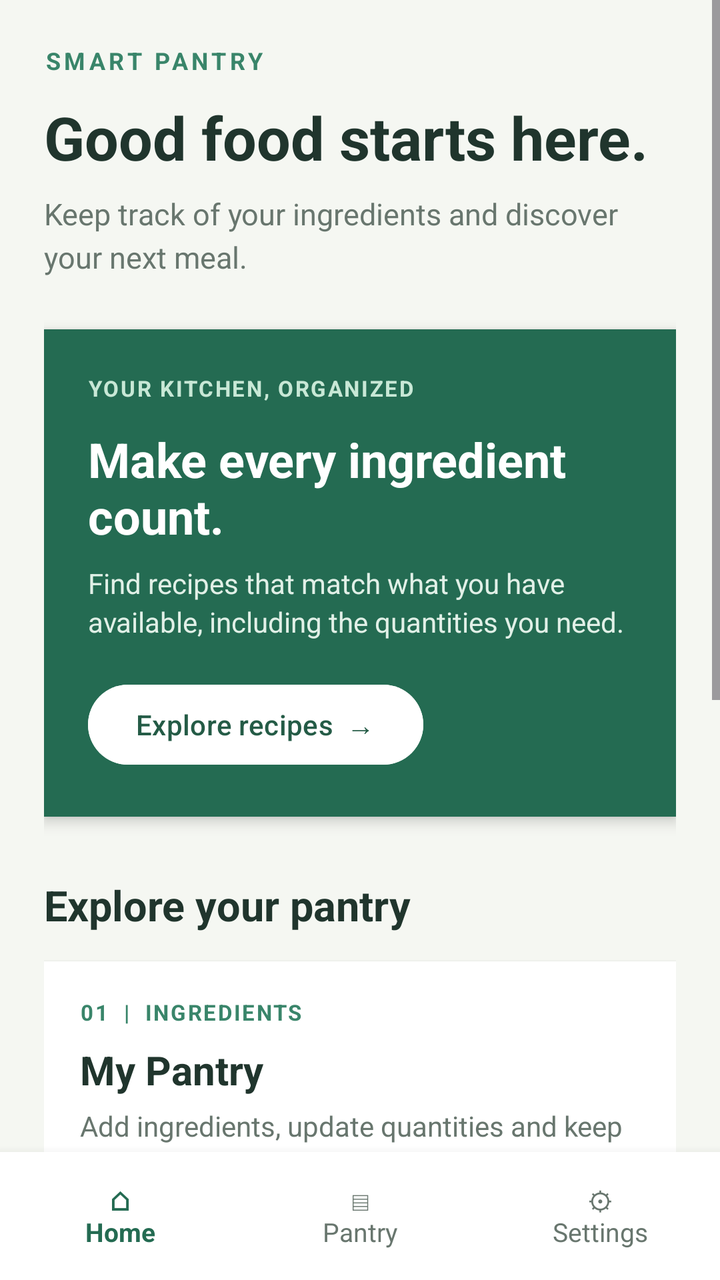
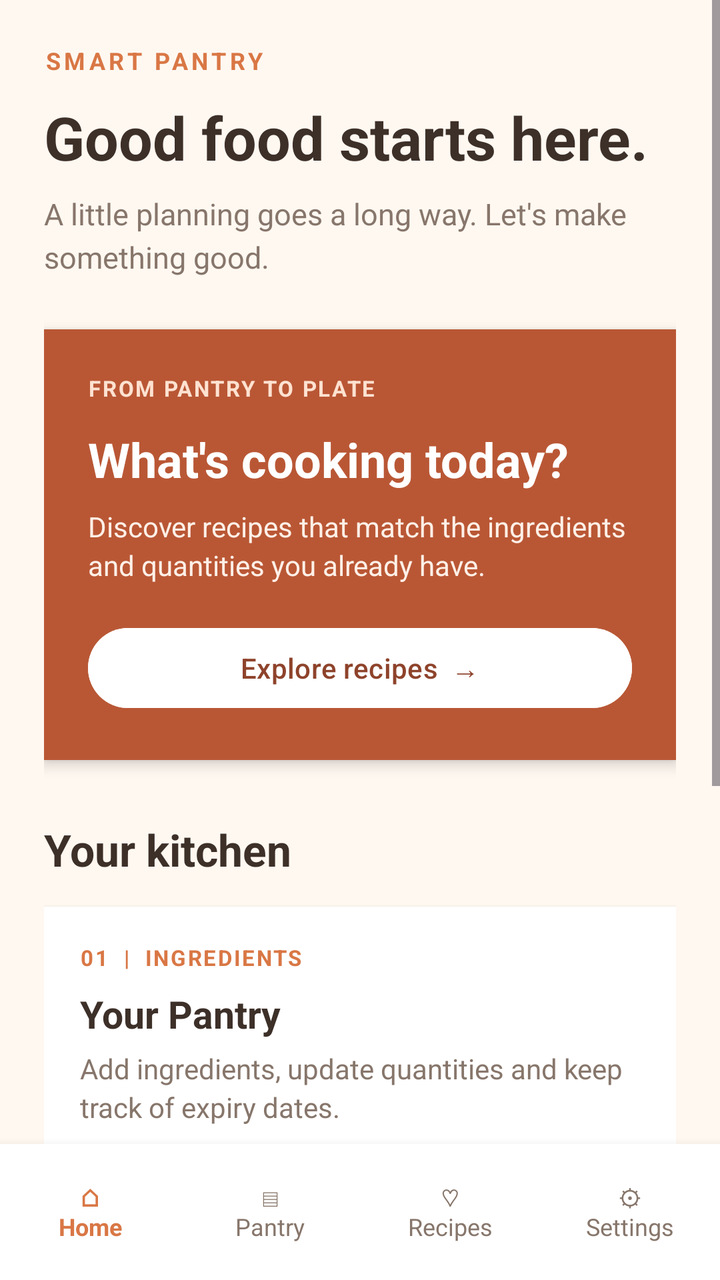

Before-and-after screenshots of an Android layout around one commit, followed by the original layout XML and the change that was made.
<!-- AndroidManifest.xml: application theme Theme.SmartPantryManager -->
<!-- res/layout/activity_main.xml -->
<?xml version="1.0" encoding="utf-8"?>
<LinearLayout
    xmlns:android="http://schemas.android.com/apk/res/android"
    android:layout_width="match_parent"
    android:layout_height="match_parent"
    android:orientation="vertical"
    android:background="#F5F7F2">

    <ScrollView
        android:layout_width="match_parent"
        android:layout_height="0dp"
        android:layout_weight="1"
        android:fillViewport="true">

        <LinearLayout
            android:layout_width="match_parent"
            android:layout_height="wrap_content"
            android:orientation="vertical"
            android:padding="22dp">

            

            <TextView
                android:layout_width="wrap_content"
                android:layout_height="wrap_content"
                android:text="SMART PANTRY"
                android:textColor="#39856A"
                android:textSize="12sp"
                android:textStyle="bold"
                android:letterSpacing="0.15" />

            <TextView
                android:layout_width="match_parent"
                android:layout_height="wrap_content"
                android:text="Good food starts here."
                android:textColor="#20352D"
                android:textSize="30sp"
                android:textStyle="bold"
                android:layout_marginTop="10dp" />

            <TextView
                android:layout_width="match_parent"
                android:layout_height="wrap_content"
                android:text="Keep track of your ingredients and discover your next meal."
                android:textColor="#68766E"
                android:textSize="15sp"
                android:lineSpacingExtra="4dp"
                android:layout_marginTop="8dp" />

            

            <LinearLayout
                android:layout_width="match_parent"
                android:layout_height="wrap_content"
                android:orientation="vertical"
                android:background="#246B52"
                android:padding="22dp"
                android:layout_marginTop="26dp"
                android:elevation="4dp">

                <TextView
                    android:layout_width="wrap_content"
                    android:layout_height="wrap_content"
                    android:text="YOUR KITCHEN, ORGANIZED"
                    android:textColor="#C8E8D6"
                    android:textSize="11sp"
                    android:textStyle="bold"
                    android:letterSpacing="0.08" />

                <TextView
                    android:layout_width="match_parent"
                    android:layout_height="wrap_content"
                    android:text="Make every ingredient count."
                    android:textColor="#FFFFFF"
                    android:textSize="24sp"
                    android:textStyle="bold"
                    android:layout_marginTop="12dp" />

                <TextView
                    android:layout_width="match_parent"
                    android:layout_height="wrap_content"
                    android:text="Find recipes that match what you have available, including the quantities you need."
                    android:textColor="#E1F0E7"
                    android:textSize="14sp"
                    android:lineSpacingExtra="3dp"
                    android:layout_marginTop="8dp" />

                <Button
                    android:id="@+id/btnRecipes"
                    android:layout_width="wrap_content"
                    android:layout_height="wrap_content"
                    android:text="Explore recipes  →"
                    android:textColor="#245B46"
                    android:backgroundTint="#FFFFFF"
                    android:layout_marginTop="18dp" />

            </LinearLayout>

            

            <TextView
                android:layout_width="match_parent"
                android:layout_height="wrap_content"
                android:text="Explore your pantry"
                android:textColor="#20352D"
                android:textSize="21sp"
                android:textStyle="bold"
                android:layout_marginTop="30dp"
                android:layout_marginBottom="14dp" />

            

            <LinearLayout
                android:layout_width="match_parent"
                android:layout_height="wrap_content"
                android:orientation="vertical"
                android:background="#FFFFFF"
                android:padding="18dp"
                android:elevation="2dp">

                <TextView
                    android:layout_width="wrap_content"
                    android:layout_height="wrap_content"
                    android:text="01  |  INGREDIENTS"
                    android:textColor="#39856A"
                    android:textSize="11sp"
                    android:textStyle="bold"
                    android:letterSpacing="0.08" />

                <TextView
                    android:layout_width="match_parent"
                    android:layout_height="wrap_content"
                    android:text="My Pantry"
                    android:textColor="#20352D"
                    android:textSize="20sp"
                    android:textStyle="bold"
                    android:layout_marginTop="8dp" />

                <TextView
                    android:layout_width="match_parent"
                    android:layout_height="wrap_content"
                    android:text="Add ingredients, update quantities and keep track of expiry dates."
                    android:textColor="#68766E"
                    android:textSize="14sp"
                    android:lineSpacingExtra="3dp"
                    android:layout_marginTop="5dp" />

                <Button
                    android:id="@+id/btnPantry"
                    android:layout_width="match_parent"
                    android:layout_height="wrap_content"
                    android:text="Manage ingredients"
                    android:layout_marginTop="12dp" />

            </LinearLayout>

            

            <LinearLayout
                android:layout_width="match_parent"
                android:layout_height="wrap_content"
                android:orientation="vertical"
                android:background="#FFFFFF"
                android:padding="18dp"
                android:elevation="2dp"
                android:layout_marginTop="14dp">

                <TextView
                    android:layout_width="wrap_content"
                    android:layout_height="wrap_content"
                    android:text="02  |  PREFERENCES"
                    android:textColor="#39856A"
                    android:textSize="11sp"
                    android:textStyle="bold"
                    android:letterSpacing="0.08" />

                <TextView
                    android:layout_width="match_parent"
                    android:layout_height="wrap_content"
                    android:text="Settings"
                    android:textColor="#20352D"
                    android:textSize="20sp"
                    android:textStyle="bold"
                    android:layout_marginTop="8dp" />

                <TextView
                    android:layout_width="match_parent"
                    android:layout_height="wrap_content"
                    android:text="Personalize your experience and manage app preferences."
                    android:textColor="#68766E"
                    android:textSize="14sp"
                    android:lineSpacingExtra="3dp"
                    android:layout_marginTop="5dp" />

                <Button
                    android:id="@+id/btnSettings"
                    android:layout_width="match_parent"
                    android:layout_height="wrap_content"
                    android:text="Open settings"
                    android:layout_marginTop="12dp" />

            </LinearLayout>

            

            <TextView
                android:layout_width="match_parent"
                android:layout_height="wrap_content"
                android:text="PLAN SMARTER  •  COOK BETTER  •  WASTE LESS"
                android:textColor="#849188"
                android:textSize="10sp"
                android:textStyle="bold"
                android:gravity="center"
                android:letterSpacing="0.06"
                android:layout_marginTop="28dp"
                android:layout_marginBottom="12dp" />

        </LinearLayout>

    </ScrollView>

    

    <LinearLayout
        android:layout_width="match_parent"
        android:layout_height="64dp"
        android:orientation="horizontal"
        android:gravity="center"
        android:background="#FFFFFF"
        android:elevation="8dp">

        <TextView
            android:layout_width="0dp"
            android:layout_height="match_parent"
            android:layout_weight="1"
            android:gravity="center"
            android:text="⌂\nHome"
            android:textColor="#246B52"
            android:textSize="13sp"
            android:textStyle="bold" />

        <TextView
            android:layout_width="0dp"
            android:layout_height="match_parent"
            android:layout_weight="1"
            android:gravity="center"
            android:text="▤\nPantry"
            android:textColor="#68766E"
            android:textSize="13sp"
            android:clickable="true"
            android:focusable="true"
            android:onClick="openPantry" />

        <TextView
            android:layout_width="0dp"
            android:layout_height="match_parent"
            android:layout_weight="1"
            android:gravity="center"
            android:text="⚙\nSettings"
            android:textColor="#68766E"
            android:textSize="13sp"
            android:clickable="true"
            android:focusable="true"
            android:onClick="openSettings" />

    </LinearLayout>

</LinearLayout>
<!-- resources referenced by this layout -->
<resources>
  <style name="Theme.SmartPantryManager" parent="Base.Theme.SmartPantryManager" />
  <style name="Base.Theme.SmartPantryManager" parent="Theme.Material3.DayNight.NoActionBar">
          
          
      </style>
</resources>

<!-- the commit's change to res/layout/activity_main.xml (unified diff, before → after) -->
@@ -4,7 +4,7 @@
     android:layout_width="match_parent"
     android:layout_height="match_parent"
     android:orientation="vertical"
-    android:background="#F5F7F2">
+    android:background="#FFF8F1">
 
     <ScrollView
         android:layout_width="match_parent"
@@ -24,7 +24,7 @@
                 android:layout_width="wrap_content"
                 android:layout_height="wrap_content"
                 android:text="SMART PANTRY"
-                android:textColor="#39856A"
+                android:textColor="#D97745"
                 android:textSize="12sp"
                 android:textStyle="bold"
                 android:letterSpacing="0.15" />
@@ -33,7 +33,7 @@
                 android:layout_width="match_parent"
                 android:layout_height="wrap_content"
                 android:text="Good food starts here."
-                android:textColor="#20352D"
+                android:textColor="#3D3029"
                 android:textSize="30sp"
                 android:textStyle="bold"
                 android:layout_marginTop="10dp" />
@@ -41,8 +41,8 @@
             <TextView
                 android:layout_width="match_parent"
                 android:layout_height="wrap_content"
-                android:text="Keep track of your ingredients and discover your next meal."
-                android:textColor="#68766E"
+                android:text="A little planning goes a long way. Let's make something good."
+                android:textColor="#87766B"
                 android:textSize="15sp"
                 android:lineSpacingExtra="4dp"
                 android:layout_marginTop="8dp" />
@@ -53,7 +53,7 @@
                 android:layout_width="match_parent"
                 android:layout_height="wrap_content"
                 android:orientation="vertical"
-                android:background="#246B52"
+                android:background="#B95735"
                 android:padding="22dp"
                 android:layout_marginTop="26dp"
                 android:elevation="4dp">
@@ -61,8 +61,8 @@
                 <TextView
                     android:layout_width="wrap_content"
                     android:layout_height="wrap_content"
-                    android:text="YOUR KITCHEN, ORGANIZED"
-                    android:textColor="#C8E8D6"
+                    android:text="FROM PANTRY TO PLATE"
+                    android:textColor="#FFE2D1"
                     android:textSize="11sp"
                     android:textStyle="bold"
                     android:letterSpacing="0.08" />
@@ -70,7 +70,7 @@
                 <TextView
                     android:layout_width="match_parent"
                     android:layout_height="wrap_content"
-                    android:text="Make every ingredient count."
+                    android:text="What's cooking today?"
                     android:textColor="#FFFFFF"
                     android:textSize="24sp"
                     android:textStyle="bold"
@@ -79,18 +79,19 @@
                 <TextView
                     android:layout_width="match_parent"
                     android:layout_height="wrap_content"
-                    android:text="Find recipes that match what you have available, including the quantities you need."
-                    android:textColor="#E1F0E7"
+                    android:text="Discover recipes that match the ingredients and quantities you already have."
+                    android:textColor="#FFF0E7"
                     android:textSize="14sp"
                     android:lineSpacingExtra="3dp"
                     android:layout_marginTop="8dp" />
 
                 <Button
                     android:id="@+id/btnRecipes"
-                    android:layout_width="wrap_content"
+                    android:layout_width="match_parent"
                     android:layout_height="wrap_content"
                     android:text="Explore recipes  →"
-                    android:textColor="#245B46"
+                    android:textAllCaps="false"
+                    android:textColor="#8E432B"
                     android:backgroundTint="#FFFFFF"
                     android:layout_marginTop="18dp" />
 
@@ -101,9 +102,9 @@
             <TextView
                 android:layout_width="match_parent"
                 android:layout_height="wrap_content"
-                android:text="Explore your pantry"
-                android:textColor="#20352D"
-                android:textSize="21sp"
+                android:text="Your kitchen"
+                android:textColor="#3D3029"
+                android:textSize="22sp"
                 android:textStyle="bold"
                 android:layout_marginTop="30dp"
                 android:layout_marginBottom="14dp" />
@@ -122,7 +123,7 @@
                     android:layout_width="wrap_content"
                     android:layout_height="wrap_content"
                     android:text="01  |  INGREDIENTS"
-                    android:textColor="#39856A"
+                    android:textColor="#D97745"
                     android:textSize="11sp"
                     android:textStyle="bold"
                     android:letterSpacing="0.08" />
@@ -130,9 +131,9 @@
                 <TextView
                     android:layout_width="match_parent"
                     android:layout_height="wrap_content"
-                    android:text="My Pantry"
-                    android:textColor="#20352D"
-                    android:textSize="20sp"
+                    android:text="Your Pantry"
+                    android:textColor="#3D3029"
+                    android:textSize="19sp"
                     android:textStyle="bold"
                     android:layout_marginTop="8dp" />
 
@@ -140,7 +141,7 @@
                     android:layout_width="match_parent"
                     android:layout_height="wrap_content"
                     android:text="Add ingredients, update quantities and keep track of expiry dates."
-                    android:textColor="#68766E"
+                    android:textColor="#87766B"
                     android:textSize="14sp"
                     android:lineSpacingExtra="3dp"
                     android:layout_marginTop="5dp" />
@@ -150,6 +151,9 @@
                     android:layout_width="match_parent"
                     android:layout_height="wrap_content"
                     android:text="Manage ingredients"
+                    android:textAllCaps="false"
+                    android:textColor="#FFFFFF"
+                    android:backgroundTint="#D97745"
                     android:layout_marginTop="12dp" />
 
             </LinearLayout>
@@ -160,44 +164,26 @@
                 android:layout_width="match_parent"
                 android:layout_height="wrap_content"
                 android:orientation="vertical"
-                android:background="#FFFFFF"
+                android:background="#F6D7C3"
                 android:padding="18dp"
-                android:elevation="2dp"
                 android:layout_marginTop="14dp">
 
                 <TextView
-                    android:layout_width="wrap_content"
-                    android:layout_height="wrap_content"
-                    android:text="02  |  PREFERENCES"
-                    android:textColor="#39856A"
-                    android:textSize="11sp"
-                    android:textStyle="bold"
-                    android:letterSpacing="0.08" />
-
-                <TextView
-                    android:layout_width="match_parent"
-                    android:layout_height="wrap_content"
-                    android:text="Settings"
-                    android:textColor="#20352D"
-                    android:textSize="20sp"
-                    android:textStyle="bold"
-                    android:layout_marginTop="8dp" />
-
-                <TextView
-                    android:layout_width="match_parent"
-                    android:layout_height="wrap_content"
-                    android:text="Personalize your experience and manage app preferences."
-                    android:textColor="#68766E"
+                    android:layout_width="match_parent"
+                    android:layout_height="wrap_content"
+                    android:text="🍑  A little kitchen wisdom"
+                    android:textColor="#8E432B"
+                    android:textSize="15sp"
+                    android:textStyle="bold" />
+
+                <TextView
+                    android:layout_width="match_parent"
+                    android:layout_height="wrap_content"
+                    android:text="Use what you have, plan what you need, and waste a little less."
+                    android:textColor="#694638"
                     android:textSize="14sp"
-                    android:lineSpacingExtra="3dp"
-                    android:layout_marginTop="5dp" />
-
-                <Button
-                    android:id="@+id/btnSettings"
-                    android:layout_width="match_parent"
-                    android:layout_height="wrap_content"
-                    android:text="Open settings"
-                    android:layout_marginTop="12dp" />
+                    android:lineSpacingExtra="4dp"
+                    android:layout_marginTop="6dp" />
 
             </LinearLayout>
 
@@ -207,7 +193,7 @@
                 android:layout_width="match_parent"
                 android:layout_height="wrap_content"
                 android:text="PLAN SMARTER  •  COOK BETTER  •  WASTE LESS"
-                android:textColor="#849188"
+                android:textColor="#A18F82"
                 android:textSize="10sp"
                 android:textStyle="bold"
                 android:gravity="center"
@@ -223,45 +209,74 @@
 
     <LinearLayout
         android:layout_width="match_parent"
-        android:layout_height="64dp"
+        android:layout_height="68dp"
         android:orientation="horizontal"
         android:gravity="center"
         android:background="#FFFFFF"
-        android:elevation="8dp">
-
-        <TextView
+        android:elevation="8dp"
+        android:paddingTop="4dp"
+        android:paddingBottom="4dp">
+
+        
+
+        <TextView
+            android:id="@+id/navHome"
             android:layout_width="0dp"
             android:layout_height="match_parent"
             android:layout_weight="1"
             android:gravity="center"
             android:text="⌂\nHome"
-            android:textColor="#246B52"
-            android:textSize="13sp"
-            android:textStyle="bold" />
-
-        <TextView
+            android:textColor="#D97745"
+            android:textSize="12sp"
+            android:textStyle="bold"
+            android:clickable="true"
+            android:focusable="true"
+            android:background="?android:attr/selectableItemBackground" />
+
+        
+
+        <TextView
+            android:id="@+id/navPantry"
             android:layout_width="0dp"
             android:layout_height="match_parent"
             android:layout_weight="1"
             android:gravity="center"
             android:text="▤\nPantry"
-            android:textColor="#68766E"
-            android:textSize="13sp"
-            android:clickable="true"
-            android:focusable="true"
-            android:onClick="openPantry" />
-
-        <TextView
+            android:textColor="#87766B"
+            android:textSize="12sp"
+            android:clickable="true"
+            android:focusable="true"
+            android:background="?android:attr/selectableItemBackground" />
+
+        
+
+        <TextView
+            android:id="@+id/navRecipes"
+            android:layout_width="0dp"
+            android:layout_height="match_parent"
+            android:layout_weight="1"
+            android:gravity="center"
+            android:text="♡\nRecipes"
+            android:textColor="#87766B"
+            android:textSize="12sp"
+            android:clickable="true"
+            android:focusable="true"
+            android:background="?android:attr/selectableItemBackground" />
+
+        
+
+        <TextView
+            android:id="@+id/navSettings"
             android:layout_width="0dp"
             android:layout_height="match_parent"
             android:layout_weight="1"
             android:gravity="center"
             android:text="⚙\nSettings"
-            android:textColor="#68766E"
-            android:textSize="13sp"
-            android:clickable="true"
-            android:focusable="true"
-            android:onClick="openSettings" />
+            android:textColor="#87766B"
+            android:textSize="12sp"
+            android:clickable="true"
+            android:focusable="true"
+            android:background="?android:attr/selectableItemBackground" />
 
     </LinearLayout>
 
